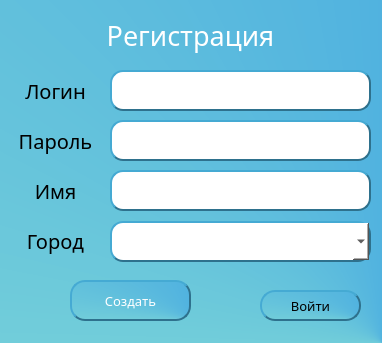
Animila/PyWeather, file register.ui: the form before one commit.
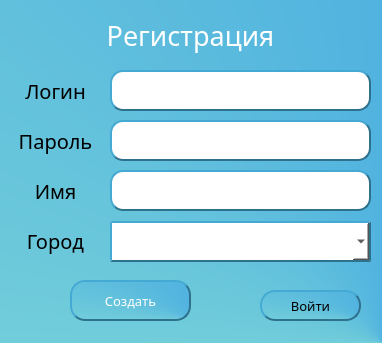
The form after the commit.

Patch:
```diff
--- a/register.ui
+++ b/register.ui
@@ -140,13 +140,13 @@
     </property>
     <property name="font">
      <font>
+      <family>Dubai Medium</family>
       <pointsize>15</pointsize>
      </font>
     </property>
     <property name="styleSheet">
      <string notr="true">
 border-color: rgb(46, 113, 141);
-border-radius: 13px;
 border-style: outset;
 border-width: 1.5px;
 background-color: rgb(255, 255, 255);</string>
```
Left out of the diff: 26 changed lines with no effect on the pictures.
